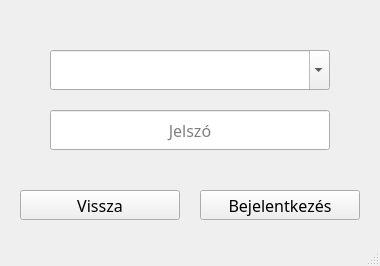
Before: the Qt Designer form src/main/resources/ui/loginScreen.ui in pkristof1999/Szakdolgozat, drawn with Qt 5.
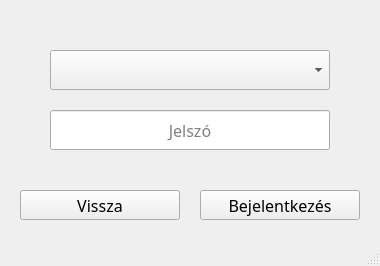
After: the same form once the commit is applied.

```diff
--- a/src/main/resources/ui/loginScreen.ui
+++ b/src/main/resources/ui/loginScreen.ui
@@ -93,7 +93,7 @@
      </font>
     </property>
     <property name="editable">
-     <bool>true</bool>
+     <bool>false</bool>
     </property>
     <property name="currentText">
      <string/>
@@ -101,6 +101,9 @@
     <property name="placeholderText">
      <string/>
     </property>
+    <property name="frame">
+     <bool>true</bool>
+    </property>
    </widget>
   </widget>
   <widget class="QStatusBar" name="statusbar"/>
```
